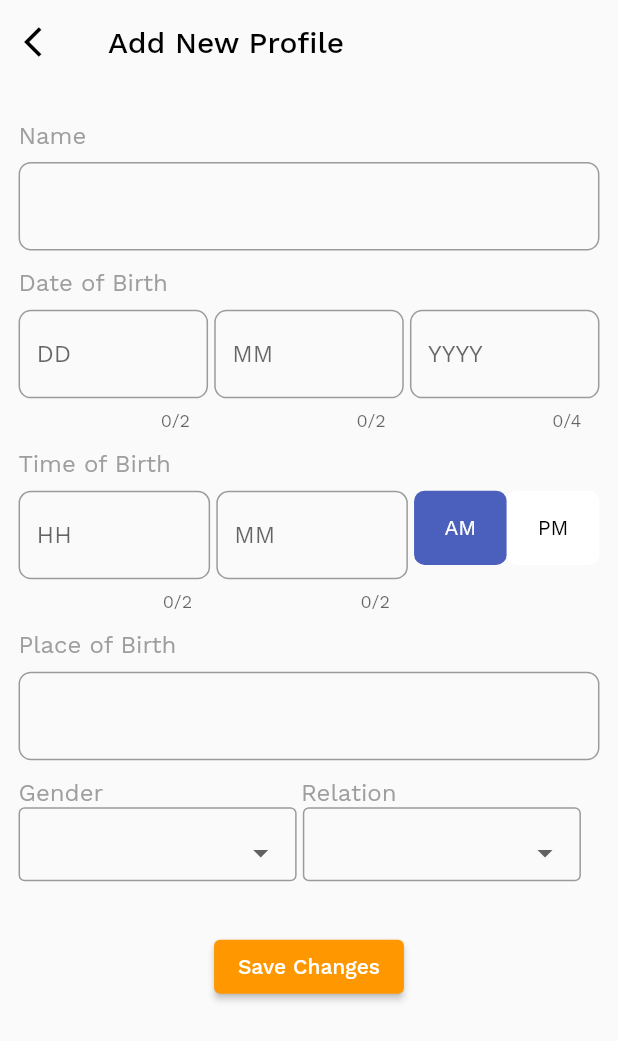
After one commit to AdityaChaudhary18/AstroTak, a Flutter app: the NewProfile screen opened directly, on a phone screen of 412 x 824 dp. The commit adds this screen. Shown: the top 1041 px of the screen. Run offline on Flutter 3.47's test engine with Material 2 defaults, Android fonts, the phone set to English and light mode, and no system bars; our stand-ins replace sizer.

Commit message:
add: profile

```diff
--- /dev/null
+++ b/lib/constants.dart
@@ -0,0 +1,25 @@
+import 'package:flutter/material.dart';
+import 'package:sizer/sizer.dart';
+
+var authTextFieldDecoration = InputDecoration(
+    errorStyle: TextStyle(fontSize: 10.sp),
+    // contentPadding: EdgeInsets.symmetric(vertical: 1.2.h, horizontal: 2.5.h),
+    border: OutlineInputBorder(
+      borderRadius: BorderRadius.all(
+        Radius.circular(1.h),
+      ),
+    ),
+    focusedBorder: OutlineInputBorder(
+      borderRadius: BorderRadius.all(
+        Radius.circular(1.h),
+      ),
+      borderSide: BorderSide(width: 0.6.w, color: Colors.blue),
+    ),
+    focusColor: Colors.blue);
+
+Color kblue = Color(0xFF004AAD);
+Color kwhite = Colors.white;
+Color kblack = Colors.black;
+Color kbrown = Color(0xFF795548);
+Color kbrown300 = Color(0xFF8D6E63);
+Color kgrey = Color(0xFFC0C0C0);
--- /dev/null
+++ b/lib/profile/new_profile.dart
@@ -0,0 +1,373 @@
+import 'package:flutter/material.dart';
+import 'package:sizer/sizer.dart';
+
+import '../constants.dart';
+
+class NewProfile extends StatefulWidget {
+  const NewProfile({Key? key}) : super(key: key);
+
+  @override
+  State<NewProfile> createState() => _NewProfileState();
+}
+
+class _NewProfileState extends State<NewProfile> {
+  final firstNameController = TextEditingController();
+  final lastNameController = TextEditingController();
+  final stateController = TextEditingController();
+  final cityController = TextEditingController();
+  final pincodeController = TextEditingController();
+  final passwordController = TextEditingController();
+  final usernameController = TextEditingController();
+  final addressController = TextEditingController();
+  final phoneController = TextEditingController();
+  final formGlobalKey = GlobalKey<FormState>();
+
+  List<String> _gender = ['Male', 'Female', 'Other', ""]; // Option 2
+  int _selectedIndex = 0;
+  String _selectedLocation = "";
+
+  List<String> _relation = ['Married', 'Single', ""]; // Option 2
+  int _selectedIndex2 = 0;
+  String _selectedLocation2 = "";
+
+  bool selectedAm = true;
+
+  @override
+  Widget build(BuildContext context) {
+    return Scaffold(
+      appBar: AppBar(
+        elevation: 0,
+        backgroundColor: Theme.of(context).scaffoldBackgroundColor,
+        leading: GestureDetector(
+          onTap: () {
+            Navigator.pop(context);
+          },
+          child: Icon(
+            Icons.arrow_back_ios,
+            color: Colors.black,
+          ),
+        ),
+        title: Text(
+          "Add New Profile",
+          style: TextStyle(color: Colors.black),
+        ),
+      ),
+      body: SingleChildScrollView(
+        child: Padding(
+          padding: EdgeInsets.symmetric(horizontal: 3.w),
+          child: SingleChildScrollView(
+            child: Form(
+              key: formGlobalKey,
+              child: Column(
+                crossAxisAlignment: CrossAxisAlignment.start,
+                children: [
+                  SizedBox(
+                    height: 3.h,
+                  ),
+                  Text(
+                    "Name",
+                    style: TextStyle(fontSize: 16, color: Colors.grey),
+                  ),
+                  SizedBox(
+                    height: 1.h,
+                  ),
+                  TextFormField(
+                    decoration: authTextFieldDecoration.copyWith(),
+                    validator: (value) {
+                      if (value!.isEmpty) {
+                        return 'Please enter value';
+                      }
+                      return null;
+                    },
+                    controller: firstNameController,
+                    keyboardType: TextInputType.name,
+                  ),
+                  SizedBox(
+                    height: 1.5.h,
+                  ),
+                  Text(
+                    "Date of Birth",
+                    style: TextStyle(fontSize: 16, color: Colors.grey),
+                  ),
+                  SizedBox(
+                    height: 1.h,
+                  ),
+                  Row(
+                    children: [
+                      Flexible(
+                        child: TextFormField(
+                          maxLength: 2,
+                          decoration:
+                              authTextFieldDecoration.copyWith(hintText: "DD"),
+                          validator: (value) {
+                            if (value!.isEmpty) {
+                              return 'Please enter value';
+                            }
+                            return null;
+                          },
+                          controller: stateController,
+                          keyboardType: TextInputType.name,
+                        ),
+                      ),
+                      SizedBox(width: 1.w),
+                      Flexible(
+                        child: TextFormField(
+                          maxLength: 2,
+                          decoration:
+                              authTextFieldDecoration.copyWith(hintText: "MM"),
+                          validator: (value) {
+                            if (value!.isEmpty) {
+                              return 'Please enter value';
+                            }
+                            return null;
+                          },
+                          controller: cityController,
+                          keyboardType: TextInputType.name,
+                        ),
+                      ),
+                      SizedBox(width: 1.w),
+                      Flexible(
+                        child: TextFormField(
+                          maxLength: 4,
+                          decoration: authTextFieldDecoration.copyWith(
+                              hintText: "YYYY"),
+                          validator: (value) {
+                            if (value!.isEmpty) {
+                              return 'Please enter value';
+                            }
+                            return null;
+                          },
+                          controller: pincodeController,
+                          keyboardType: TextInputType.number,
+                        ),
+                      ),
+                    ],
+                  ),
+                  SizedBox(
+                    height: 1.5.h,
+                  ),
+                  Text(
+                    "Time of Birth",
+                    style: TextStyle(fontSize: 16, color: Colors.grey),
+                  ),
+                  SizedBox(
+                    height: 1.h,
+                  ),
+                  Row(
+                    crossAxisAlignment: CrossAxisAlignment.start,
+                    children: [
+                      Flexible(
+                        child: TextFormField(
+                          maxLength: 2,
+                          decoration:
+                              authTextFieldDecoration.copyWith(hintText: "HH"),
+                          validator: (value) {
+                            if (value!.isEmpty) {
+                              return 'Please enter value';
+                            }
+                            return null;
+                          },
+                          controller: stateController,
+                          keyboardType: TextInputType.name,
+                        ),
+                      ),
+                      SizedBox(width: 1.w),
+                      Flexible(
+                        child: TextFormField(
+                          maxLength: 2,
+                          decoration:
+                              authTextFieldDecoration.copyWith(hintText: "MM"),
+                          validator: (value) {
+                            if (value!.isEmpty) {
+                              return 'Please enter value';
+                            }
+                            return null;
+                          },
+                          controller: cityController,
+                          keyboardType: TextInputType.name,
+                        ),
+                      ),
+                      SizedBox(width: 1.w),
+                      Row(
+                        children: [
+                          GestureDetector(
+                            onTap: () {
+                              setState(() {
+                                selectedAm = !selectedAm;
+                              });
+                            },
+                            child: Container(
+                              decoration: BoxDecoration(
+                                  color: selectedAm
+                                      ? Color(0xFF4B60BC)
+                                      : Colors.white,
+                                  borderRadius:
+                                      BorderRadius.all(Radius.circular(7))),
+                              width: 15.w,
+                              height: 6.h,
+                              child: Center(
+                                child: Text(
+                                  "AM",
+                                  style: TextStyle(
+                                      color: selectedAm
+                                          ? Colors.white
+                                          : Colors.black),
+                                ),
+                              ),
+                            ),
+                          ),
+                          GestureDetector(
+                            onTap: () {
+                              setState(() {
+                                selectedAm = !selectedAm;
+                              });
+                            },
+                            child: Container(
+                              decoration: BoxDecoration(
+                                  color: !selectedAm
+                                      ? Color(0xFF4B60BC)
+                                      : Colors.white,
+                                  borderRadius:
+                                      BorderRadius.all(Radius.circular(7))),
+                              height: 6.h,
+                              width: 15.w,
+                              child: Center(
+                                child: Text(
+                                  "PM",
+                                  style: TextStyle(
+                                      color: !selectedAm
+                                          ? Colors.white
+                                          : Colors.black),
+                                ),
+                              ),
+                            ),
+                          ),
+                        ],
+                      )
+                    ],
+                  ),
+                  SizedBox(
+                    height: 1.5.h,
+                  ),
+                  Text(
+                    "Place of Birth",
+                    style: TextStyle(fontSize: 16, color: Colors.grey),
+                  ),
+                  SizedBox(
+                    height: 1.h,
+                  ),
+                  TextFormField(
+                    decoration: authTextFieldDecoration.copyWith(),
+                    validator: (value) {
+                      if (value!.isEmpty) {
+                        return 'Please enter value';
+                      }
+                      return null;
+                    },
+                    controller: addressController,
+                    keyboardType: TextInputType.name,
+                  ),
+                  SizedBox(
+                    height: 1.5.h,
+                  ),
+                  Column(
+                    children: [
+                      Row(
+                        children: [
+                          Text(
+                            "Gender",
+                            style: TextStyle(fontSize: 16, color: Colors.grey),
+                          ),
+                          SizedBox(
+                            width: 32.w,
+                          ),
+                          Text(
+                            "Relation",
+                            style: TextStyle(fontSize: 16, color: Colors.grey),
+                          ),
+                          SizedBox(
+                            height: 1.h,
+                          ),
+                        ],
+                      ),
+                      Row(
+                        children: [
+                          Container(
+                            width: 45.w,
+                            height: 6.h,
+                            child: InputDecorator(
+                              decoration: const InputDecoration(
+                                  border: OutlineInputBorder()),
+                              child: DropdownButtonHideUnderline(
+                                child: DropdownButton(
+                                  underline: SizedBox(
+                                    height: 0,
+                                  ),
+                                  value: _selectedLocation,
+                                  onChanged: (newValue) {
+                                    setState(() {
+                                      _selectedLocation = newValue.toString();
+                                    });
+                                  },
+                                  items: _gender.map((location) {
+                                    return DropdownMenuItem(
+                                      child: new Text(location),
+                                      value: location,
+                                    );
+                                  }).toList(),
+                                ),
+                              ),
+                            ),
+                          ),
+                          SizedBox(width: 1.w),
+                          Container(
+                            width: 45.w,
+                            height: 6.h,
+                            child: InputDecorator(
+                              decoration: const InputDecoration(
+                                  border: OutlineInputBorder()),
+                              child: DropdownButtonHideUnderline(
+                                child: DropdownButton(
+                                  underline: SizedBox(
+                                    height: 0,
+                                  ),
+                                  value: _selectedLocation2,
+                                  onChanged: (newValue) {
+                                    setState(() {
+                                      _selectedLocation2 = newValue.toString();
+                                    });
+                                  },
+                                  items: _relation.map((location) {
+                                    return DropdownMenuItem(
+                                      child: new Text(location),
+                                      value: location,
+                                    );
+                                  }).toList(),
+                                ),
+                              ),
+                            ),
+                          ),
+                        ],
+                      ),
+                    ],
+                  ),
+                  SizedBox(
+                    height: 4.h,
+                  ),
+                  Align(
+                    alignment: Alignment.center,
+                    child: ElevatedButton(
+                      style: ElevatedButton.styleFrom(primary: Colors.orange),
+                      onPressed: () {},
+                      child: Text("Save Changes"),
+                    ),
+                  )
+                ],
+              ),
+            ),
+          ),
+        ),
+      ),
+    );
+  }
+}
```
Also changed, not shown: lib/home.dart (+9 -1 lines), lib/profile/family_profile.dart (added, +177 -0 lines), lib/profile/profile.dart (added, +60 -0 lines).
